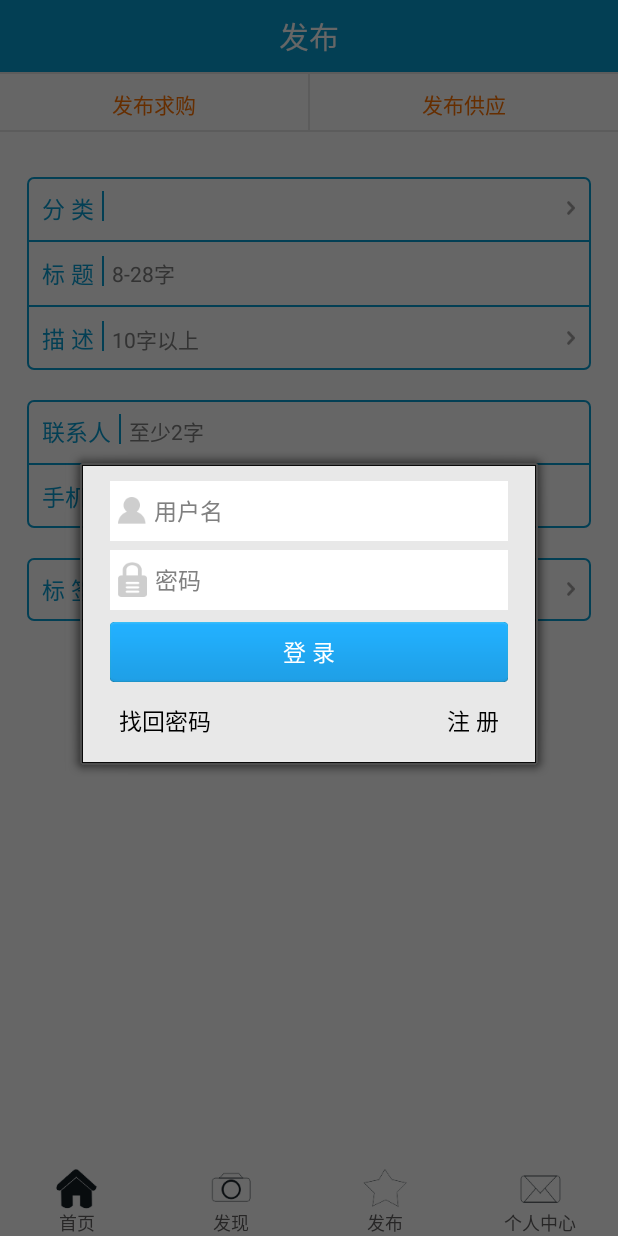
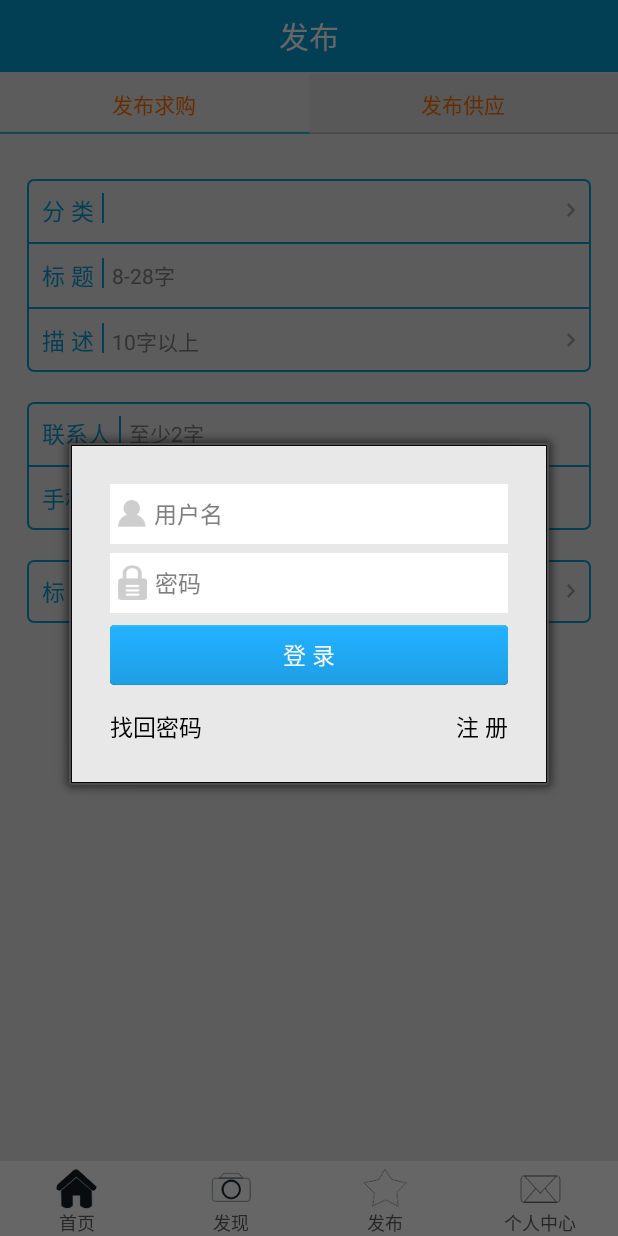
Before and after one commit to Ebingo/Ebingo, an Android app: the fragment PublishFragment placed in its activity, on a phone screen of 412 x 824 dp. Run offline under Robolectric (Android 15) with nearby library versions, the light colour scheme and no system bars; pictures from the network do not load.

Commit message:
zhuchao93-1

```diff
--- a/UtilLib/src/main/java/com/jch/lib/util/DialogUtil.java
+++ b/UtilLib/src/main/java/com/jch/lib/util/DialogUtil.java
@@ -40,7 +40,7 @@ public class DialogUtil {
 	 */
 	public static ProgressDialog waitingDialog(Context context) {
 
-		ProgressDialog dialog = ProgressDialog.show(context, null, "数据访问中", true);
+		ProgressDialog dialog = ProgressDialog.show(context, "", "数据访问中", true);
 		dialog.setCancelable(true);
 		return dialog;
 
--- a/app/src/main/java/com/promote/ebingo/application/EbingoApp.java
+++ b/app/src/main/java/com/promote/ebingo/application/EbingoApp.java
@@ -33,7 +33,7 @@ public class EbingoApp extends Application {
         ImageLoaderConfiguration config = new ImageLoaderConfiguration.Builder(
                 getApplicationContext())
                 .denyCacheImageMultipleSizesInMemory()
-                .memoryCache(new LruMemoryCache(2 * 1024 * 1024))
+                .memoryCache(new LruMemoryCache(1 * 1024 * 1024))
                 .diskCacheSize(50 * 1024 * 1024)
                 .threadPoolSize(Thread.NORM_PRIORITY -2)
                 .denyCacheImageMultipleSizesInMemory()
--- a/app/src/main/java/com/promote/ebingo/application/HttpConstant.java
+++ b/app/src/main/java/com/promote/ebingo/application/HttpConstant.java
@@ -39,6 +39,8 @@ public class HttpConstant {
 
     public static final String KEY = "hdy782634j23487sdfkjw3486";
 
+    public static final String FAIL="fail";//访问网络返回失败
+
     /**
      * 首页显示接口.*
      */
--- a/app/src/main/java/com/promote/ebingo/publish/PublishFragment.java
+++ b/app/src/main/java/com/promote/ebingo/publish/PublishFragment.java
@@ -3,15 +3,22 @@ package com.promote.ebingo.publish;
 import android.os.Bundle;
 import android.support.v4.app.Fragment;
 import android.support.v4.app.FragmentManager;
+import android.support.v4.app.FragmentPagerAdapter;
 import android.support.v4.app.FragmentTransaction;
+import android.support.v4.view.PagerAdapter;
+import android.support.v4.view.ViewPager;
 import android.view.LayoutInflater;
 import android.view.View;
 import android.view.ViewGroup;
+import android.widget.RadioButton;
 import android.widget.RadioGroup;
 
 import com.promote.ebingo.R;
 import com.promote.ebingo.bean.Company;
 import com.promote.ebingo.publish.login.LoginDialog;
+
+import java.util.ArrayList;
+import java.util.List;
 
 /**
  * A simple {@link Fragment} subclass.
@@ -30,11 +37,8 @@ public class PublishFragment extends Fragment implements RadioGroup.OnCheckedCha
     // TODO: Rename and change types of parameters
     private String mParam1;
     private String mParam2;
-    private FragmentManager manager;
-    private PublishDemandFragment demandFragment;
-    private  PublishSupplyFragment supplyFragment;
-    private View view;
-
+    private RadioGroup tabs;
+    private ViewPager content;
     /**
      * Use this factory method to create a new instance of
      * this fragment using the provided parameters.
@@ -63,18 +67,19 @@ public class PublishFragment extends Fragment implements RadioGroup.OnCheckedCha
             mParam1 = getArguments().getString(ARG_PARAM1);
             mParam2 = getArguments().getString(ARG_PARAM2);
         }
-        manager=getChildFragmentManager();
-        supplyFragment=new PublishSupplyFragment();
-        manager.beginTransaction().add(R.id.publish_content,supplyFragment).commit();
     }
 
     @Override
     public View onCreateView(LayoutInflater inflater, ViewGroup container,
                              Bundle savedInstanceState) {
         // Inflate the layout for this fragment
-        view = inflater.inflate(R.layout.fragment_publish, container, false);
-        RadioGroup group=(RadioGroup)view.findViewById(R.id.publish_type );
-        group.setOnCheckedChangeListener(this);
+        View view = inflater.inflate(R.layout.fragment_publish, container, false);
+        tabs=(RadioGroup)view.findViewById(R.id.publish_type );
+        content=(ViewPager)view.findViewById(R.id.publish_content);
+        tabs.setOnCheckedChangeListener(this);
+        PublishContentAdapter adapter=new PublishContentAdapter(getChildFragmentManager(),content,tabs);
+        adapter.add(new PublishSupplyFragment()).add(new PublishDemandFragment());
+        content.setAdapter(adapter);
         return view;
     }
 
@@ -111,34 +116,55 @@ public class PublishFragment extends Fragment implements RadioGroup.OnCheckedCha
     public void onCheckedChanged(RadioGroup group, int checkedId) {
         switch (checkedId){
             case R.id.rb_publish_demand:
-                    if(demandFragment==null){
-                        demandFragment=new PublishDemandFragment();
-                    }
-                changeFrag(demandFragment,supplyFragment);
+                content.setCurrentItem(1);
                 break;
             case R.id.rb_publish_supply:
-                changeFrag(supplyFragment,demandFragment);
+                content.setCurrentItem(0);
                 break;
         }
     }
 
-    /**
-     * 隐藏显示相应的frag，并将设置当前的fragment。
-     *
-     * @param showFrag 将要显示的frag
-     * @param hideFrag 要隐藏的frag。
-     */
-    private void changeFrag(Fragment showFrag, Fragment hideFrag) {
-        FragmentTransaction ft = manager.beginTransaction();
-        if (showFrag.isAdded()) {
-            ft.show(showFrag);
-        } else {
-            ft.add(R.id.publish_content, showFrag, null);
+    class PublishContentAdapter extends FragmentPagerAdapter implements ViewPager.OnPageChangeListener {
+
+        private RadioGroup tabs;
+        private ViewPager content;
+        private List<Fragment> fragments;
+        public PublishContentAdapter(FragmentManager fm,ViewPager content,RadioGroup tabs) {
+            super(fm);
+            fragments=new ArrayList<Fragment>();
+            this.tabs=tabs;
+            this.content=content;
+            this.content.setOnPageChangeListener(this);
+        }
+
+        public PublishContentAdapter add(Fragment f){
+            fragments.add(f);
+            return this;
+        }
+
+        @Override
+        public void onPageScrolled(int i, float v, int i2) {
 
         }
-        if (hideFrag != null && hideFrag.isAdded()) {
-            ft.hide(hideFrag);
+
+        @Override
+        public void onPageSelected(int i) {
+            ((RadioButton)tabs.getChildAt(i)).setChecked(true);
         }
-        ft.commitAllowingStateLoss();
+
+        @Override
+        public void onPageScrollStateChanged(int i) {
+
+        }
+
+        @Override
+        public int getCount() {
+            return fragments.size();
+        }
+
+        @Override
+        public Fragment getItem(int i) {
+            return fragments.get(i);
+        }
     }
 }
--- a/app/src/main/java/com/promote/ebingo/util/ContextUtil.java
+++ b/app/src/main/java/com/promote/ebingo/util/ContextUtil.java
@@ -25,7 +25,7 @@ public class ContextUtil {
 
     public static void toast(Object object){
         if (mContext==null)throw  new RuntimeException(ContextUtil.class.getName()+" has not called init() ");
-        Toast.makeText(mContext,object.toString(),Toast.LENGTH_SHORT).show();
+        Toast.makeText(mContext,object+"",Toast.LENGTH_SHORT).show();
     }
 
     public static Context getContext(){
--- /dev/null
+++ b/app/src/main/res/drawable/action_tab.xml
@@ -0,0 +1,6 @@
+<?xml version="1.0" encoding="utf-8"?>
+
+<selector xmlns:android="http://schemas.android.com/apk/res/android">
+    <item android:drawable="@drawable/ab_checked" android:state_checked="true"/>
+    <item android:drawable="@drawable/ab_nomal" android:state_checked="false"/>
+</selector>
--- a/app/src/main/res/layout/activity_register_input_yzm.xml
+++ b/app/src/main/res/layout/activity_register_input_yzm.xml
@@ -44,8 +44,9 @@
                         android:layout_height="@dimen/widget_height"
                         style="@style/font_black_15"
                         android:background="@null"
+                        android:gravity=""
                         android:inputType="textPassword"
-                        android:hint="密    码"/>
+                        android:hint="密  码"/>
 
                     <ToggleButton
                         android:id="@+id/password_toggle"
--- a/app/src/main/res/layout/fragment_publish.xml
+++ b/app/src/main/res/layout/fragment_publish.xml
@@ -2,7 +2,6 @@
     android:layout_width="match_parent"
     android:layout_height="match_parent"
     android:orientation="vertical"
-
     android:background="@color/white"
     xmlns:android="http://schemas.android.com/apk/res/android">
     <TextView
@@ -16,17 +15,16 @@
     <RadioGroup
         android:id="@+id/publish_type"
         android:layout_width="match_parent"
-        android:layout_height="@dimen/widget_height"
+        android:layout_height="wrap_content"
         android:background="@color/gray_bg"
-        android:checkedButton="0"
         android:paddingTop="1dp"
-        android:paddingBottom="1dp"
         android:orientation="horizontal">
         <RadioButton
             android:id="@+id/rb_publish_supply"
             android:button="@null"
             style="@style/font_orange_14"
-            android:background="@color/white"
+            android:checked="true"
+            android:background="@drawable/action_tab"
             android:gravity="center"
             android:text="@string/publish_demand"
             android:layout_width="0dp"
@@ -36,8 +34,7 @@
             android:id="@+id/rb_publish_demand"
             style="@style/font_orange_14"
             android:button="@null"
-            android:background="@color/white"
-            android:layout_marginLeft="1dp"
+            android:background="@drawable/action_tab"
             android:gravity="center"
             android:text="@string/publish_supply"
             android:layout_width="0dp"
@@ -45,7 +42,7 @@
             android:layout_weight="1"/>
 
     </RadioGroup>
-    <FrameLayout
+    <android.support.v4.view.ViewPager
         android:layout_width="match_parent"
         android:layout_height="0dp"
         android:layout_weight="1"
--- a/app/src/main/res/layout/fragment_publish_demand.xml
+++ b/app/src/main/res/layout/fragment_publish_demand.xml
@@ -3,7 +3,7 @@
     xmlns:android="http://schemas.android.com/apk/res/android"
     android:layout_width="match_parent"
     android:layout_height="match_parent"
-    android:background="@color/white"
+    android:background="@color/gray_bg"
     >
     <LinearLayout
         style="@style/info_content_pad"
--- a/app/src/main/res/layout/fragment_publish_supply.xml
+++ b/app/src/main/res/layout/fragment_publish_supply.xml
@@ -3,7 +3,7 @@
     xmlns:android="http://schemas.android.com/apk/res/android"
     android:layout_width="match_parent"
     android:layout_height="match_parent"
-    android:background="@color/white"
+    android:background="@color/gray_bg"
     >
     <LinearLayout
         style="@style/info_content_pad"
--- a/app/src/main/res/layout/login_dialog.xml
+++ b/app/src/main/res/layout/login_dialog.xml
@@ -3,7 +3,7 @@
     android:layout_width="match_parent"
     android:layout_height="match_parent"
     android:background="@color/gray_bg"
-    style="@style/info_content_pad"
+    android:padding="25dp"
     android:orientation="vertical">
         <EditText
             android:paddingLeft="5dp"
@@ -47,7 +47,7 @@
             android:layout_width="match_parent"
             android:layout_height="wrap_content"
             android:gravity="center_horizontal"
-            android:padding="@dimen/layout_padding"
+            android:layout_marginTop="8dp"
             android:orientation="horizontal">
             <TextView
                 android:id="@+id/tv_forget_password"
```
Also changed, not shown: app/src/main/java/com/promote/ebingo/bean/Company.java (+18 -1 lines), app/src/main/java/com/promote/ebingo/publish/login/LoginDialog.java (+15 -7 lines), app/src/main/java/com/promote/ebingo/publish/login/LoginManager.java (+17 -2 lines), app/src/main/java/com/promote/ebingo/publish/login/RegisterInputYzm.java (+29 -21 lines), app/src/main/res/drawable-xhdpi/ab_checked.9.png (added), app/src/main/res/drawable-xhdpi/ab_nomal.9.png (added).
